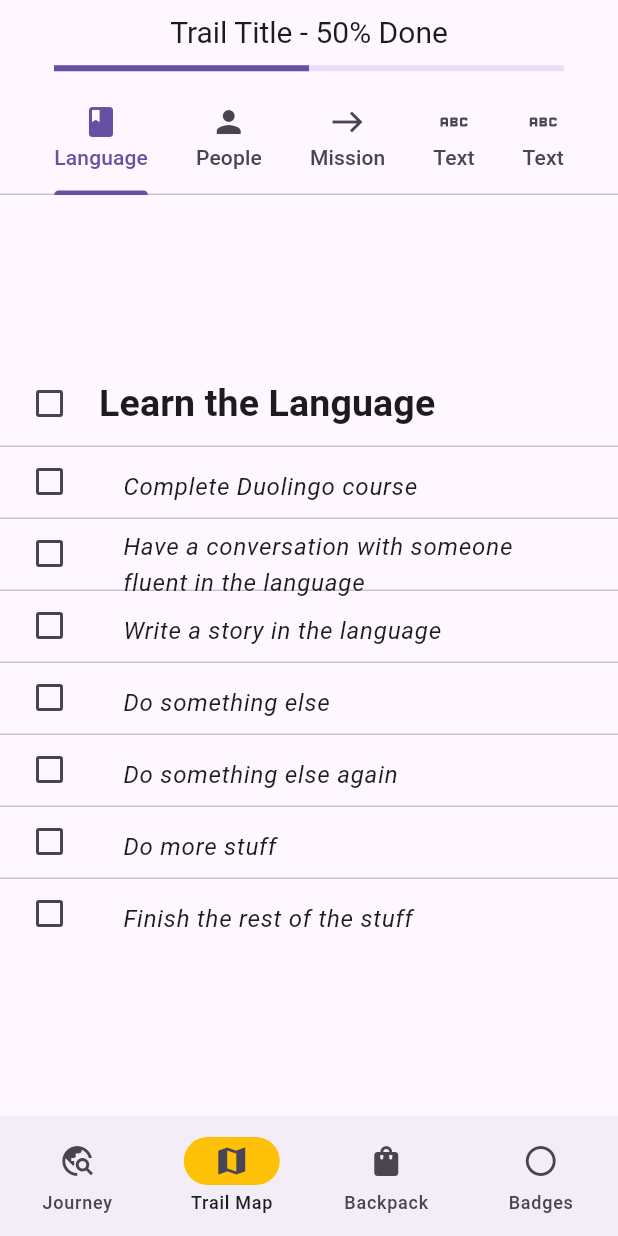
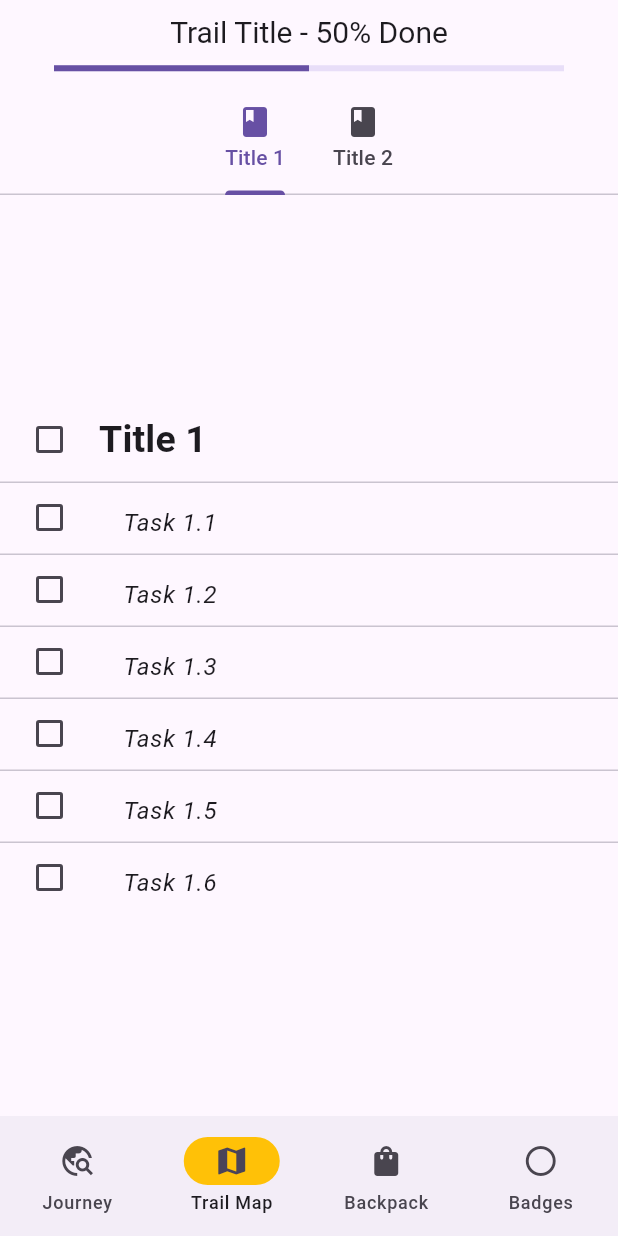
Before and after one commit to BrosephMC/learning_backpack, a Flutter app: the screen it shows after launch, item 2 of the bottom bar chosen, on a phone screen of 412 x 824 dp. Run offline on Flutter 3.47's test engine with Material 3 defaults, Android fonts, the phone set to English and light mode, and no system bars; our stand-ins replace file_picker, open_file.

Commit message:
Merge main.dart
Merge me and Joseph's additions

```diff
--- a/lib/main.dart
+++ b/lib/main.dart
@@ -3,7 +3,9 @@ import 'package:provider/provider.dart';
 import 'package:file_picker/file_picker.dart';
 import 'package:open_file/open_file.dart';
 
-void main() => runApp(const LearningBackpackApp());
+void main() {
+  runApp(const LearningBackpackApp());
+}
 
 class LearningBackpackApp extends StatelessWidget {
   const LearningBackpackApp({super.key});
@@ -11,7 +13,12 @@ class LearningBackpackApp extends StatelessWidget {
   @override
   Widget build(BuildContext context) {
     return ChangeNotifierProvider(
-      create: (context) => MyAppState(),
+      create: (context) => MyAppState()..setTrailMapFromList(
+        [
+          [ 'Title 1', 'Task 1.1', 'Task 1.2', 'Task 1.3', 'Task 1.4', 'Task 1.5', 'Task 1.6' ],
+          [ 'Title 2', 'Task 2.1', 'Task 2.2', 'Task 2.3', 'Surprise, Task 2.7' ]
+        ]
+      ),
       child: const MaterialApp(
         home: BottomNavigationBarExample(),
       ),
@@ -20,13 +27,46 @@ class LearningBackpackApp extends StatelessWidget {
 }
 
 class MyAppState extends ChangeNotifier {
-  static const int numSections = 5;
-  static const List<int> numSubsections = [7, 3, 4, 2, 5];
-  List< List<bool> > trailMapSelected = List< List<bool> >.generate(
+  int numSections = 0;
+  List<int> subsectionsPerSection = [];
+  List< List<bool> > trailMapSelected = [ [] ];
+  List<String> sectionTitles = [];
+  List< List<String> > subsectionTitlesPerSection = [ [] ];
+
+  List<PlatformFile> files = [];
+
+  void setTrailMapFromList(List< List<String> > trailMapDesc) {
+    numSections = trailMapDesc.length;
+
+    subsectionsPerSection = List<int>.generate(
       numSections,
-    (int index) => List<bool>.generate(numSubsections[index], (int index) => false)
+      (int index) => trailMapDesc[index].length - 1
     );
-  List<PlatformFile> files = [];
+
+    sectionTitles = List<String>.generate(
+      numSections,
+      (int index) => trailMapDesc[index][0]
+    );
+
+    subsectionTitlesPerSection = List< List<String> >.generate(
+      numSections,
+      (int outIndex) => List<String>.generate(
+        subsectionsPerSection[outIndex],
+        (int inIndex) => trailMapDesc[outIndex][inIndex + 1]
+      )
+    );
+
+    initTrailMapList();
+  }
+
+  void initTrailMapList() {
+    trailMapSelected = List< List<bool> >.generate(
+      numSections,
+      (int index) => List<bool>.generate(subsectionsPerSection[index], (int index) => false)
+    );
+
+    notifyListeners();
+  }
 }
 
 class TrailMapSection extends StatefulWidget {
@@ -191,9 +231,14 @@ class TrailMapPage extends StatelessWidget {
 
   @override
   Widget build(BuildContext context) {
+    var appState = context.watch<MyAppState>();
+    var sectionTitles = appState.sectionTitles;
+    var numSections = appState.numSections;
+    var subsectionTitlesPerSection = appState.subsectionTitlesPerSection;
+
     return DefaultTabController(
       initialIndex: 0,
-      length: 5,
+      length: numSections,
       child: Scaffold(
         appBar: AppBar(
           // title: const Text('TabBar Sample'),
@@ -214,93 +259,28 @@ class TrailMapPage extends StatelessWidget {
               ],
             ),
           ),
-          bottom: const TabBar(
+          bottom: TabBar(
             isScrollable: true,
             tabAlignment: TabAlignment.center,
             tabs: <Widget>[
+              for (int i = 0; i < numSections; i++)
                 Tab(
-                icon: Icon(Icons.book),
-                child: Text("Language"),
-              ),
-              Tab(
-                icon: Icon(Icons.person),
-                child: Text("People"),
-              ),
-              Tab(
-                icon: Icon(Icons.east),
-                child: Text("Mission"),
-              ),
-              Tab(
-                icon: Icon(Icons.abc),
-                child: Text("Text"),
-              ),
-              Tab(
-                icon: Icon(Icons.abc),
-                child: Text("Text"),
+                  icon: const Icon(Icons.book),
+                  child: Text(sectionTitles[i])
                 ),
             ],
           ),
         ),
-        body: const TabBarView(
+        body: TabBarView(
           children: <Widget>[
+            for (int i = 0; i < numSections; i++)
               Center(
                 child: TrailMapSection(
-                trailMapIndex: 0,
-                title: 'Learn the Language',
-                children: [
-                  TrailMapSubsection( title: 'Complete Duolingo course' ),
-                  TrailMapSubsection( title: 'Have a conversation with someone fluent in the language' ),
-                  TrailMapSubsection( title: 'Write a story in the language' ),
-                  TrailMapSubsection( title: 'Do something else' ),
-                  TrailMapSubsection( title: 'Do something else again' ),
-                  TrailMapSubsection( title: 'Do more stuff' ),
-                  TrailMapSubsection( title: 'Finish the rest of the stuff' )
-                ]
-              ),
-            ),
-            Center(
-              child: TrailMapSection(
-                trailMapIndex: 1,
-                title: 'Know the People',
+                  trailMapIndex: i,
+                  title: sectionTitles[i],
                   children: <TrailMapSubsection>[
-                  TrailMapSubsection( title: 'Read [this book] on the country' ),
-                  TrailMapSubsection( title: 'Talk with [this missionary] who has been to the country' ),
-                  TrailMapSubsection( title: 'Take this quiz on the country\'s culture' )
-                ]
-              ),
-            ),
-            Center(
-              child: TrailMapSection(
-                trailMapIndex: 2,
-                title: 'Prepare for Missions',
-                children: <TrailMapSubsection>[
-                  TrailMapSubsection( title: 'Attend bi-annual SIM conference' ),
-                  TrailMapSubsection( title: 'Go to training event on [specific date]' ),
-                  TrailMapSubsection( title: 'Find host churches to support your mission' ),
-                  TrailMapSubsection( title: 'Write your first newsletter' )
-                ]
-              )
-            ),
-            Center(
-              child: TrailMapSection(
-                trailMapIndex: 3,
-                title: 'Text',
-                children: <TrailMapSubsection>[
-                  TrailMapSubsection( title: 'Text' ),
-                  TrailMapSubsection( title: 'Text' )
-                ]
-              )
-            ),
-            Center(
-              child: TrailMapSection(
-                trailMapIndex: 4,
-                title: 'Text',
-                children: <TrailMapSubsection>[
-                  TrailMapSubsection( title: 'Text' ),
-                  TrailMapSubsection( title: 'Text' ),
-                  TrailMapSubsection( title: 'Text' ),
-                  TrailMapSubsection( title: 'Text' ),
-                  TrailMapSubsection( title: 'Text' )
+                    for (var task in subsectionTitlesPerSection[i])
+                      TrailMapSubsection( title: task ),
                   ]
                 )
               ),
```
Lines whose indentation alone changed are shown as unchanged.
